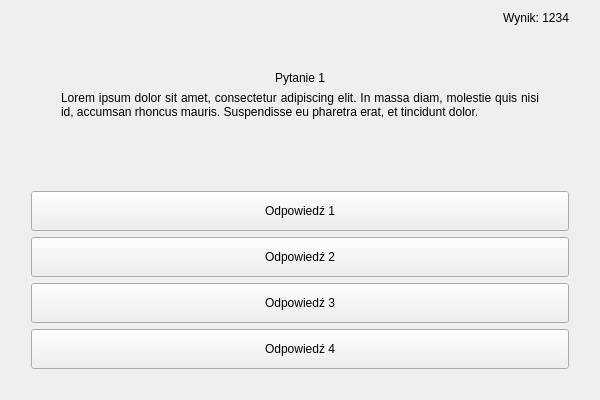
Qt form src/client/gui/Question.ui (PiotrRem/Lachut) before a commit.
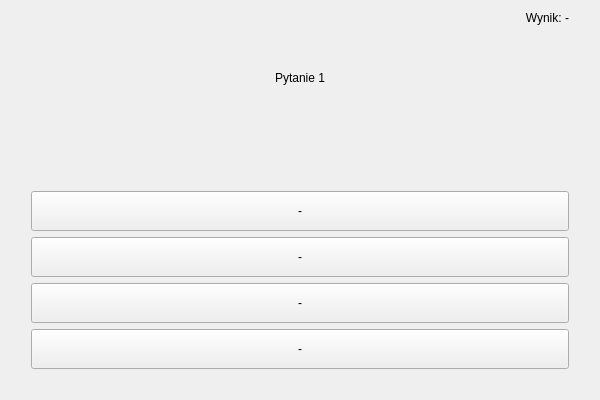
The same form after that commit.

Commit message: uzupełnienie gui

The edit to the form file:
```diff
--- a/src/client/gui/Question.ui
+++ b/src/client/gui/Question.ui
@@ -41,7 +41,7 @@
          <item>
           <widget class="QLabel" name="score">
            <property name="text">
-            <string>Wynik: 1234</string>
+            <string>Wynik: -</string>
            </property>
            <property name="alignment">
             <set>Qt::AlignmentFlag::AlignRight|Qt::AlignmentFlag::AlignTrailing|Qt::AlignmentFlag::AlignVCenter</set>
@@ -80,7 +80,7 @@
          <item row="2" column="0" colspan="2">
           <widget class="QLabel" name="qText">
            <property name="text">
-            <string>Lorem ipsum dolor sit amet, consectetur adipiscing elit. In massa diam, molestie quis nisi id, accumsan rhoncus mauris. Suspendisse eu pharetra erat, et tincidunt dolor.</string>
+            <string/>
            </property>
            <property name="alignment">
             <set>Qt::AlignmentFlag::AlignJustify|Qt::AlignmentFlag::AlignVCenter</set>
@@ -112,7 +112,7 @@
             </size>
            </property>
            <property name="text">
-            <string>Odpowiedź 1</string>
+            <string>-</string>
            </property>
           </widget>
          </item>
@@ -125,7 +125,7 @@
             </size>
            </property>
            <property name="text">
-            <string>Odpowiedź 2</string>
+            <string>-</string>
            </property>
           </widget>
          </item>
@@ -138,7 +138,7 @@
             </size>
            </property>
            <property name="text">
-            <string>Odpowiedź 3</string>
+            <string>-</string>
            </property>
           </widget>
          </item>
@@ -151,7 +151,7 @@
             </size>
            </property>
            <property name="text">
-            <string>Odpowiedź 4</string>
+            <string>-</string>
            </property>
           </widget>
          </item>
```
The commit also changes 5 other files.
